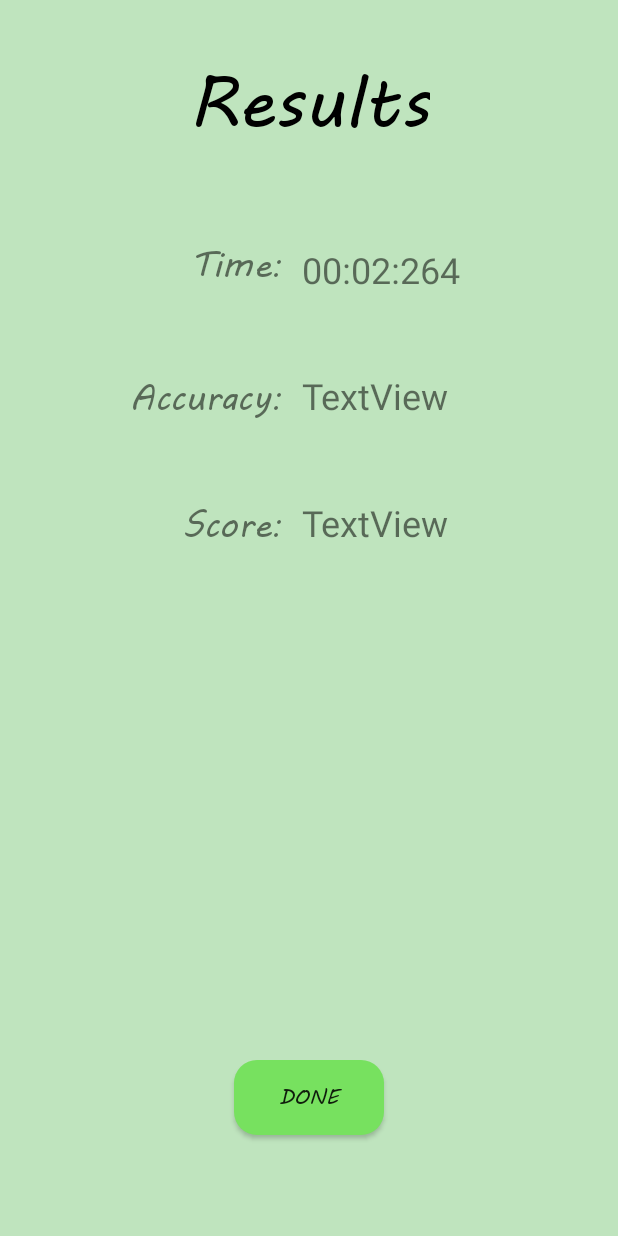
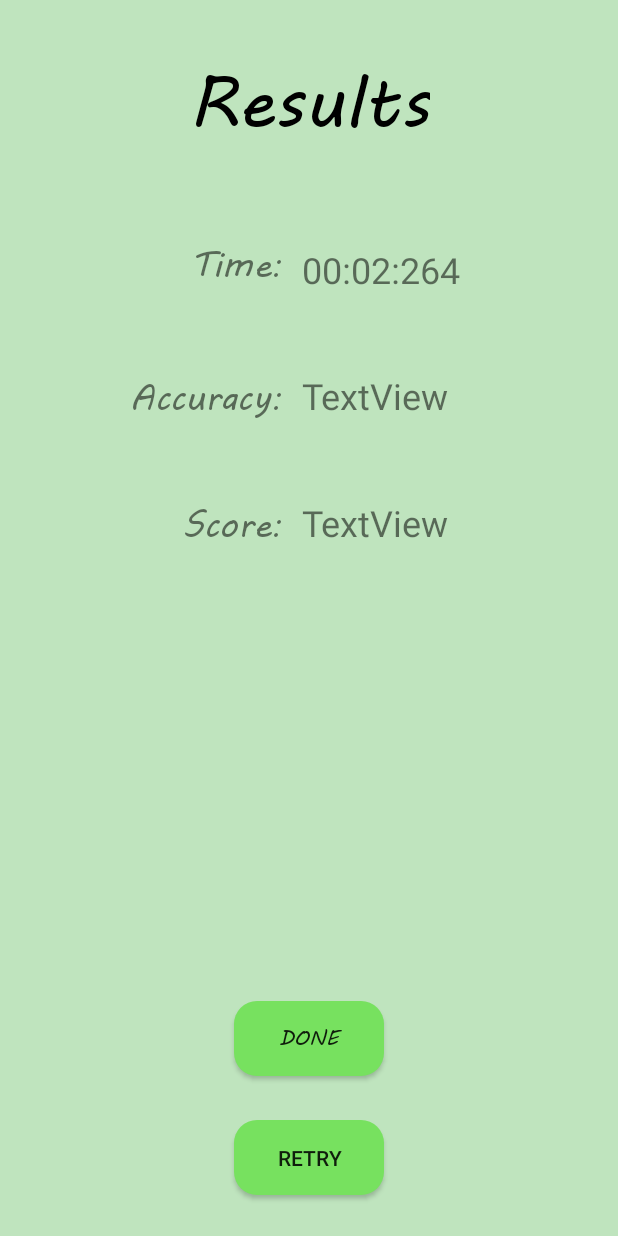
Before and after one commit to MREkstrom/FooTrace, an Android app: the PlayGame screen opened directly, with no data from a screen before it, after a tap on "DONE", on a phone screen of 412 x 824 dp. Run offline under Robolectric (Android 15) with nearby library versions, the light colour scheme and no system bars; 3 statements that could not run were skipped; 1 other tap on this screen came first.

Commit message:
Added retry functionality and prevented accelerometer from drawing until Start button is pressed.
Removal of the SFX slider was abandoned because it kept screwing up the whole layout. RelativeLayouts are assholes.

```diff
--- a/app/src/main/java/com/example/michael/footrace/GameView.java
+++ b/app/src/main/java/com/example/michael/footrace/GameView.java
@@ -75,6 +75,8 @@ public class GameView extends View {
         // Add circles marking start and end
         _basePath.addCircle(_startX,_startY,_radius, Path.Direction.CW);
         _basePath.addCircle(_endX,_endY,_radius,Path.Direction.CW);
+
+        _tracePath.addCircle(_startX,_startY,_radius/3, Path.Direction.CW);
     }
 
     //Sets up user path (accelerometer path)
--- a/app/src/main/java/com/example/michael/footrace/PlayGame.java
+++ b/app/src/main/java/com/example/michael/footrace/PlayGame.java
@@ -47,6 +47,7 @@ public class PlayGame extends AppCompatActivity implements SensorEventListener{
     private TextView _timeDisplay; // Text for stopwatch
 
     private boolean _gameStarted = false;
+    private String _pathName;
 
     // TODO - finish implementing gameplay and hook it up to the menus
 
@@ -74,7 +75,7 @@ public class PlayGame extends AppCompatActivity implements SensorEventListener{
 
         Intent modeIntent = getIntent();
         String mode = modeIntent.getStringExtra("Mode");
-        String pathName = modeIntent.getStringExtra("PathName");
+        _pathName = modeIntent.getStringExtra("PathName");
         switch(mode){
             case "SP":
                 _mode = SINGLE;
@@ -85,10 +86,10 @@ public class PlayGame extends AppCompatActivity implements SensorEventListener{
         } // MODES NOT USED YET
 
         // Set the design to be traced
-        UserTrace usrTrc = MainActivity.userTraces.get(pathName);
+        UserTrace usrTrc = MainActivity.userTraces.get(_pathName);
 
         //Initializes path and paint objects
-        _gameView.setBasePath(usrTrc.getPath(), pathName);
+        _gameView.setBasePath(usrTrc.getPath(), _pathName);
         _gameView.setBasePaint(usrTrc.getPaint());
 
         //Sets stopwatch textView
@@ -99,6 +100,9 @@ public class PlayGame extends AppCompatActivity implements SensorEventListener{
     @Override
     public void onSensorChanged(SensorEvent event){
 
+        if(!_gameStarted){ //Do not run sensor updates until game begins
+            return;
+        }
         // Apply a high-pass filter to the motion to remove the effect of gravity.
         // Code stolen from official Android SensorEvent tutorial
         final float alpha = (float) 0.8;
@@ -156,7 +160,8 @@ public class PlayGame extends AppCompatActivity implements SensorEventListener{
 
             Intent result = new Intent(this, Results.class);
             result.putExtra("time_results", endTime);
-            //Put extras with score
+            //Put extras with score and path name, for retry
+            result.putExtra("PathName",_pathName);
 
             setResult(RESULT_OK, result);
             startActivity(result);
--- a/app/src/main/java/com/example/michael/footrace/Results.java
+++ b/app/src/main/java/com/example/michael/footrace/Results.java
@@ -18,13 +18,16 @@ public class Results extends AppCompatActivity{
 
     private TextView _timeResultValue;
     private Button _doneButton;
+    private Button _retryButton;
 
     @Override
     protected void onCreate(Bundle savedInstanceState) {
         super.onCreate(savedInstanceState);
         setContentView(R.layout.activity_results);
 
-        String time_value = getIntent().getStringExtra("time_results");
+        Intent resultIntent = getIntent();
+        String time_value = resultIntent.getStringExtra("time_results");
+        final String pathName = resultIntent.getStringExtra("PathName");
 
         _timeResultValue = (TextView) findViewById(R.id.time_value);
         System.out.println(time_value);
@@ -38,6 +41,18 @@ public class Results extends AppCompatActivity{
                 finish();
             }
         });
+
+        _retryButton = (Button) findViewById(R.id.results_retry_button);
+        _retryButton.setOnClickListener(new View.OnClickListener() {
+            @Override
+            public void onClick(View v){
+                Intent retryIntent = new Intent(Results.this, PlayGame.class);
+                retryIntent.putExtra("Mode","SP").putExtra("PathName",pathName);
+                startActivity(retryIntent);
+                finish();
+            }
+        });
+
 
         //Set typeface of buttons and text views
         Typeface tf = Typeface.createFromAsset(getAssets(), "mvboli.ttf");
--- a/app/src/main/res/layout/activity_results.xml
+++ b/app/src/main/res/layout/activity_results.xml
@@ -13,16 +13,6 @@
         android:textColor="#000000"
         android:textSize="48dp"
         android:id="@+id/Results" />
-
-    <Button
-        android:text="Done"
-        android:layout_width="wrap_content"
-        android:layout_height="wrap_content"
-        android:layout_marginBottom="67dp"
-        android:id="@+id/reults_done_button"
-        android:layout_alignParentBottom="true"
-        android:layout_centerHorizontal="true"
-        android:background="@drawable/beveledsquarebuttonstyle"/>
 
     <TextView
         android:text="TextView"
@@ -90,4 +80,25 @@
         android:layout_below="@+id/Results"
         android:layout_toLeftOf="@+id/acurracy_value"
         android:layout_toStartOf="@+id/acurracy_value" />
+
+    <Button
+        android:text="Done"
+        android:layout_width="wrap_content"
+        android:layout_height="wrap_content"
+        android:layout_marginBottom="29dp"
+        android:id="@+id/reults_done_button"
+        android:background="@drawable/beveledsquarebuttonstyle"
+        android:layout_above="@+id/results_retry_button"
+        android:layout_centerHorizontal="true"/>
+
+    <Button
+        android:text="Retry"
+        android:layout_width="wrap_content"
+        android:layout_height="wrap_content"
+        android:layout_marginBottom="27dp"
+        android:id="@+id/results_retry_button"
+        android:background="@drawable/beveledsquarebuttonstyle"
+        android:layout_alignParentBottom="true"
+        android:layout_alignLeft="@+id/reults_done_button"
+        android:layout_alignStart="@+id/reults_done_button"/>
 </RelativeLayout>
```
